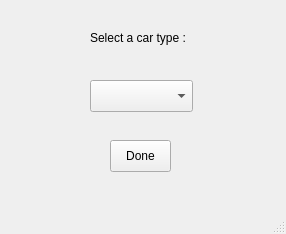
Above: CustomRide/cartypewindow.ui from danialross/CustomRide before the change. Below: the same form after it.
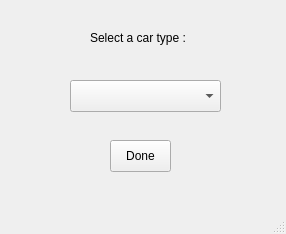
That is the form after the change.

```diff
--- a/CustomRide/cartypewindow.ui
+++ b/CustomRide/cartypewindow.ui
@@ -30,9 +30,9 @@
    <widget class="QComboBox" name="comboBox">
     <property name="geometry">
      <rect>
-      <x>90</x>
+      <x>70</x>
       <y>80</y>
-      <width>103</width>
+      <width>151</width>
       <height>32</height>
      </rect>
     </property>
```
Left out of the diff: 2 changed lines with no effect on the pictures.
